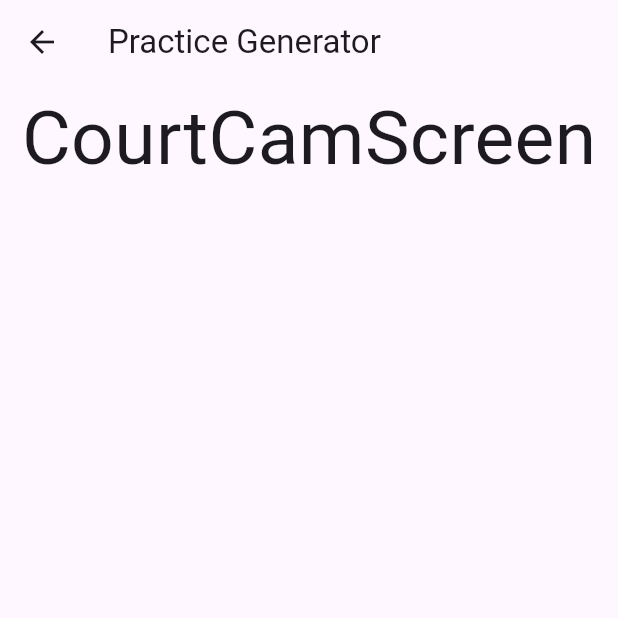
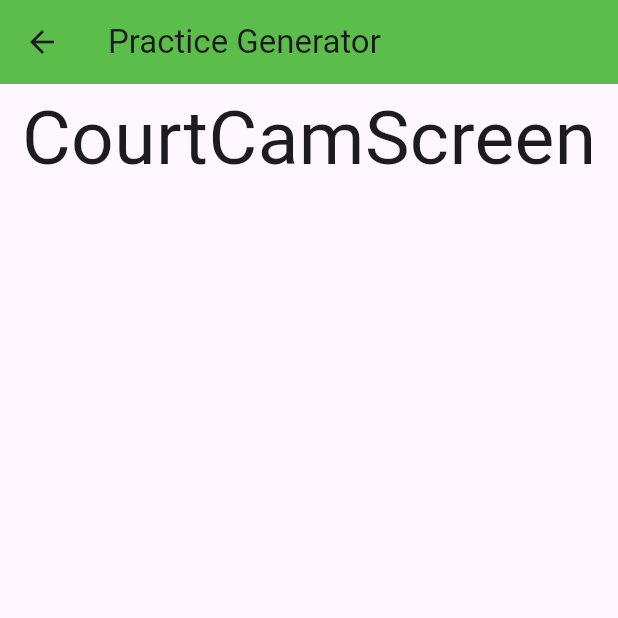
Before and after one commit to Kiaze-Wgna/footwork_tracker, a Flutter app: the CourtCamScreen screen opened directly, on a phone screen of 412 x 824 dp, the top half of it. Run offline on Flutter 3.47's test engine with Material 3 defaults, Android fonts, the light colour scheme and no system bars; our stand-ins replace flutter_svg.

Commit message:
very minor patch

```diff
--- a/lib/main.dart
+++ b/lib/main.dart
@@ -405,7 +405,7 @@ class _PracticeGenerator extends State<PracticeGenerator> {
   @override
   Widget build(BuildContext context) {
     return Scaffold(
-      appBar: AppBar(title: Text("Practice Generator")),
+      appBar: AppBar(backgroundColor: Color.fromARGB(255, 92, 190, 74),title: Text("Practice Generator")),
       body: Column(
         mainAxisAlignment: MainAxisAlignment.center,
         children: [
@@ -456,7 +456,7 @@ class _PracticeGenerator extends State<PracticeGenerator> {
   }
 }
 
-//TipsScreen Code
+//CourtCamScreen Code
 class CourtCamScreen extends StatelessWidget {
   const CourtCamScreen({super.key});
 
@@ -464,7 +464,7 @@ class CourtCamScreen extends StatelessWidget {
   Widget build(BuildContext context) {
     return Scaffold(
         //top bar
-        appBar: AppBar(title: Text("Practice Generator")),
+        appBar: AppBar(backgroundColor: Color.fromARGB(255, 92, 190, 74),title: Text("Practice Generator")),
         //main content
         body:Container(
           alignment: Alignment.topCenter,
```
